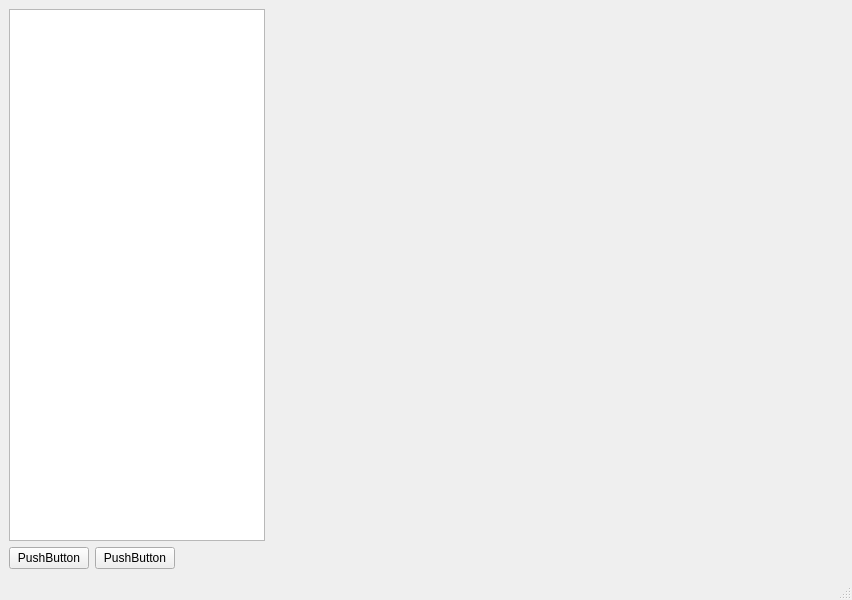
This is worksheet5/firstqt/mainwindow.ui in jeffyolol/2022_20366164 as Qt 5 draws it before an edit. The edited form follows.
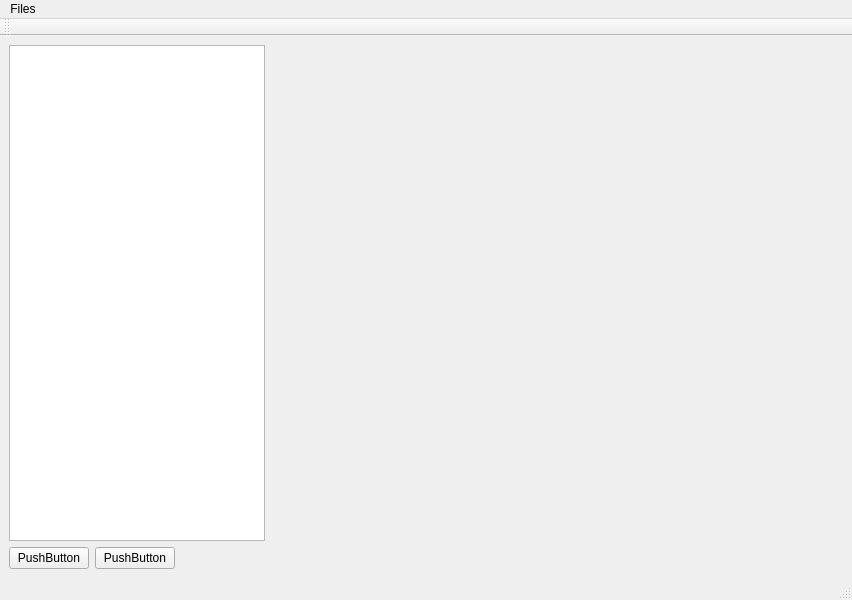
This is the edited form.

Commit message: toolbars and menu

Diff of the .ui file:
```diff
--- a/worksheet5/firstqt/mainwindow.ui
+++ b/worksheet5/firstqt/mainwindow.ui
@@ -85,8 +85,31 @@
      <height>21</height>
     </rect>
    </property>
+   <widget class="QMenu" name="menuFiles">
+    <property name="title">
+     <string>Files</string>
+    </property>
+    <addaction name="actionopenfile"/>
+   </widget>
+   <addaction name="menuFiles"/>
   </widget>
   <widget class="QStatusBar" name="statusbar"/>
+  <widget class="QToolBar" name="toolBar">
+   <property name="windowTitle">
+    <string>toolBar</string>
+   </property>
+   <attribute name="toolBarArea">
+    <enum>TopToolBarArea</enum>
+   </attribute>
+   <attribute name="toolBarBreak">
+    <bool>false</bool>
+   </attribute>
+  </widget>
+  <action name="actionopenfile">
+   <property name="text">
+    <string>openfile</string>
+   </property>
+  </action>
  </widget>
  <resources/>
  <connections/>
```
The commit also changes 2 other files.
